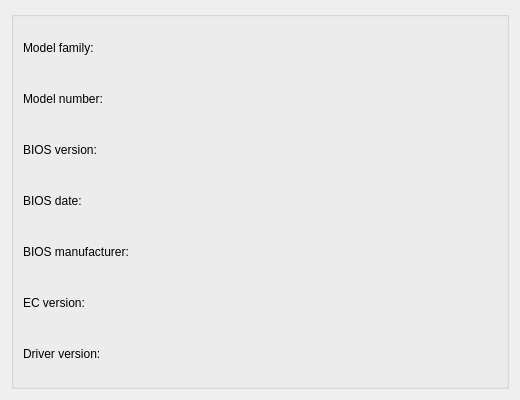
The window that kcm/sysinfo.ui (jfmcarreira/ktoshiba) describes before a commit, drawn with Qt 5.
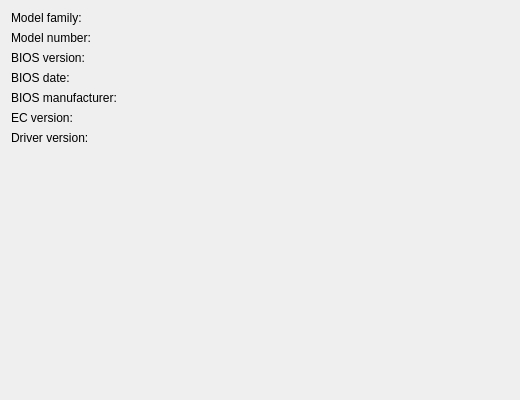
The same window after the commit.

Patch:
```diff
--- a/kcm/sysinfo.ui
+++ b/kcm/sysinfo.ui
@@ -14,210 +14,138 @@
   <property name="windowTitle">
    <string>General</string>
   </property>
-  <layout class="QVBoxLayout" name="verticalLayout">
-   <item>
-    <widget class="QGroupBox" name="groupBox">
-     <property name="flat">
-      <bool>true</bool>
-     </property>
-     <property name="checkable">
-      <bool>false</bool>
-     </property>
-     <property name="checked">
-      <bool>false</bool>
-     </property>
+  <layout class="QFormLayout" name="formLayout">
+   <item row="0" column="0" colspan="2">
      <layout class="QGridLayout" name="gridLayout">
-      <item row="0" column="0" alignment="Qt::AlignLeft|Qt::AlignVCenter">
+     <item row="0" column="0">
        <widget class="QLabel" name="model_family_label">
         <property name="text">
          <string>Model family:</string>
         </property>
        </widget>
       </item>
-      <item row="0" column="1">
-       <spacer name="model_family_spacer">
-        <property name="orientation">
-         <enum>Qt::Horizontal</enum>
-        </property>
-        <property name="sizeHint" stdset="0">
-         <size>
-          <width>0</width>
-          <height>0</height>
-         </size>
-        </property>
-       </spacer>
-      </item>
-      <item row="0" column="2" alignment="Qt::AlignRight|Qt::AlignVCenter">
+     <item row="0" column="1" alignment="Qt::AlignRight">
        <widget class="QLabel" name="model_family">
+       <property name="frameShape">
+        <enum>QFrame::NoFrame</enum>
+       </property>
         <property name="text">
          <string/>
         </property>
        </widget>
       </item>
-      <item row="1" column="0" alignment="Qt::AlignLeft|Qt::AlignVCenter">
+     <item row="1" column="0">
        <widget class="QLabel" name="model_number_label">
         <property name="text">
          <string>Model number:</string>
         </property>
        </widget>
       </item>
-      <item row="1" column="1">
-       <spacer name="model_number_spacer">
-        <property name="orientation">
-         <enum>Qt::Horizontal</enum>
-        </property>
-        <property name="sizeHint" stdset="0">
-         <size>
-          <width>0</width>
-          <height>0</height>
-         </size>
-        </property>
-       </spacer>
-      </item>
-      <item row="1" column="2" alignment="Qt::AlignRight|Qt::AlignVCenter">
+     <item row="1" column="1" alignment="Qt::AlignRight">
        <widget class="QLabel" name="model_number">
+       <property name="frameShape">
+        <enum>QFrame::NoFrame</enum>
+       </property>
         <property name="text">
          <string/>
         </property>
        </widget>
       </item>
-      <item row="2" column="0" alignment="Qt::AlignLeft|Qt::AlignVCenter">
+     <item row="2" column="0">
        <widget class="QLabel" name="bios_version_label">
         <property name="text">
          <string>BIOS version:</string>
         </property>
        </widget>
       </item>
-      <item row="2" column="1">
-       <spacer name="bios_version_spacer">
-        <property name="orientation">
-         <enum>Qt::Horizontal</enum>
-        </property>
-        <property name="sizeHint" stdset="0">
-         <size>
-          <width>0</width>
-          <height>0</height>
-         </size>
-        </property>
-       </spacer>
-      </item>
-      <item row="2" column="2" alignment="Qt::AlignRight|Qt::AlignVCenter">
+     <item row="2" column="1" alignment="Qt::AlignRight">
        <widget class="QLabel" name="bios_version">
+       <property name="frameShape">
+        <enum>QFrame::NoFrame</enum>
+       </property>
         <property name="text">
          <string/>
         </property>
        </widget>
       </item>
-      <item row="3" column="0" alignment="Qt::AlignLeft|Qt::AlignVCenter">
+     <item row="3" column="0">
        <widget class="QLabel" name="bios_date_label">
         <property name="text">
          <string>BIOS date:</string>
         </property>
        </widget>
       </item>
-      <item row="3" column="1">
-       <spacer name="bios_date_spacer">
-        <property name="orientation">
-         <enum>Qt::Horizontal</enum>
-        </property>
-        <property name="sizeHint" stdset="0">
-         <size>
-          <width>0</width>
-          <height>0</height>
-         </size>
-        </property>
-       </spacer>
-      </item>
-      <item row="3" column="2" alignment="Qt::AlignRight|Qt::AlignVCenter">
+     <item row="3" column="1" alignment="Qt::AlignRight">
        <widget class="QLabel" name="bios_date">
+       <property name="sizePolicy">
+        <sizepolicy hsizetype="Preferred" vsizetype="Preferred">
+         <horstretch>0</horstretch>
+         <verstretch>0</verstretch>
+        </sizepolicy>
+       </property>
+       <property name="frameShape">
+        <enum>QFrame::NoFrame</enum>
+       </property>
+       <property name="frameShadow">
+        <enum>QFrame::Plain</enum>
+       </property>
         <property name="text">
          <string/>
         </property>
        </widget>
       </item>
-      <item row="4" column="0" alignment="Qt::AlignLeft|Qt::AlignVCenter">
+     <item row="4" column="0">
        <widget class="QLabel" name="bios_manufacturer_label">
         <property name="text">
          <string>BIOS manufacturer:</string>
         </property>
        </widget>
       </item>
-      <item row="4" column="1">
-       <spacer name="bios_manufacturer_spacer">
-        <property name="orientation">
-         <enum>Qt::Horizontal</enum>
-        </property>
-        <property name="sizeHint" stdset="0">
-         <size>
-          <width>0</width>
-          <height>0</height>
-         </size>
-        </property>
-       </spacer>
-      </item>
-      <item row="4" column="2" alignment="Qt::AlignRight|Qt::AlignVCenter">
+     <item row="4" column="1" alignment="Qt::AlignRight">
        <widget class="QLabel" name="bios_manufacturer">
+       <property name="frameShape">
+        <enum>QFrame::NoFrame</enum>
+       </property>
         <property name="text">
          <string/>
         </property>
        </widget>
       </item>
-      <item row="5" column="0" alignment="Qt::AlignLeft|Qt::AlignVCenter">
+     <item row="5" column="0">
        <widget class="QLabel" name="ec_version_label">
         <property name="text">
          <string>EC version:</string>
         </property>
        </widget>
       </item>
-      <item row="5" column="1">
-       <spacer name="ec_version_spacer">
-        <property name="orientation">
-         <enum>Qt::Horizontal</enum>
-        </property>
-        <property name="sizeHint" stdset="0">
-         <size>
-          <width>0</width>
-          <height>0</height>
-         </size>
-        </property>
-       </spacer>
-      </item>
-      <item row="5" column="2" alignment="Qt::AlignRight|Qt::AlignVCenter">
+     <item row="5" column="1" alignment="Qt::AlignRight">
        <widget class="QLabel" name="ec_version">
+       <property name="frameShape">
+        <enum>QFrame::NoFrame</enum>
+       </property>
         <property name="text">
          <string/>
         </property>
        </widget>
       </item>
-      <item row="6" column="0" alignment="Qt::AlignLeft|Qt::AlignVCenter">
+     <item row="6" column="0">
        <widget class="QLabel" name="driver_version_label">
         <property name="text">
          <string>Driver version:</string>
         </property>
        </widget>
       </item>
-      <item row="6" column="1">
-       <spacer name="driver_version_spacer">
-        <property name="orientation">
-         <enum>Qt::Horizontal</enum>
-        </property>
-        <property name="sizeHint" stdset="0">
-         <size>
-          <width>0</width>
-          <height>0</height>
-         </size>
-        </property>
-       </spacer>
-      </item>
-      <item row="6" column="2" alignment="Qt::AlignRight|Qt::AlignVCenter">
+     <item row="6" column="1" alignment="Qt::AlignRight">
        <widget class="QLabel" name="driver_version">
+       <property name="frameShape">
+        <enum>QFrame::NoFrame</enum>
+       </property>
         <property name="text">
          <string/>
         </property>
        </widget>
       </item>
      </layout>
-    </widget>
    </item>
   </layout>
  </widget>
```
Lines whose indentation alone changed are shown as unchanged.
